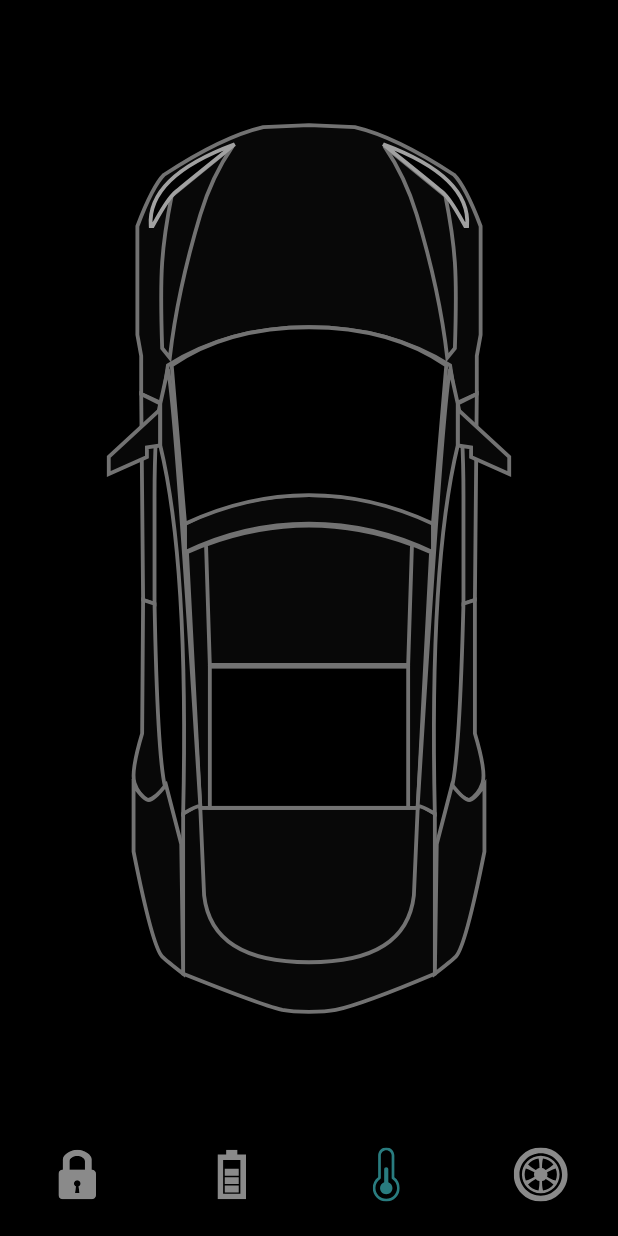
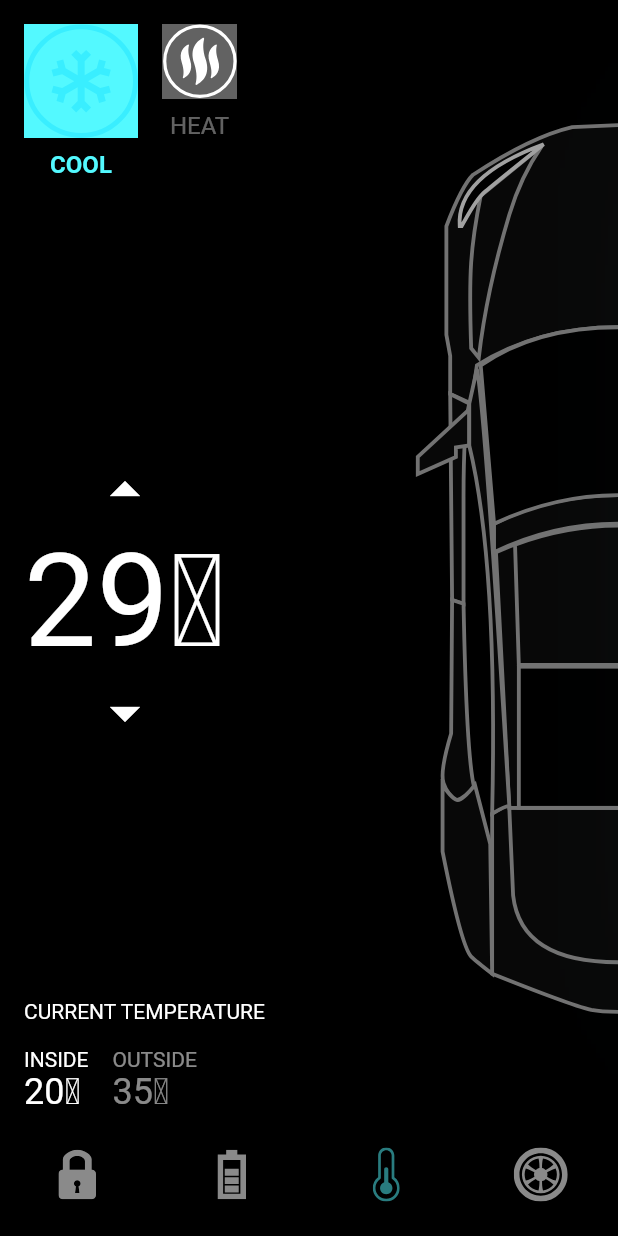
Before and after one commit to holusojivhictor/car_control_app, a Flutter app: the screen it shows after launch, item 3 of the bottom bar chosen, on a phone screen of 412 x 824 dp. Run offline on Flutter 3.47's test engine with Material 2 defaults, Android fonts, the phone set to English and light mode, and no system bars; our stand-ins replace flutter_svg.

Commit message:
New commit

```diff
--- a/lib/home_controller.dart
+++ b/lib/home_controller.dart
@@ -33,4 +33,11 @@
     isTrunkDoorLocked = !isTrunkDoorLocked;
     notifyListeners();
   }
+
+  bool isCoolSelected = true;
+
+  void updateCoolSelectedTab() {
+    isCoolSelected = !isCoolSelected;
+    notifyListeners();
+  }
 }
--- a/lib/main.dart
+++ b/lib/main.dart
@@ -18,7 +18,7 @@
         primarySwatch: Colors.blue,
         scaffoldBackgroundColor: Colors.black,
       ),
-      home: HomeScreen(),
+      home: const HomeScreen(),
     );
   }
 }
--- /dev/null
+++ b/lib/screens/components/temp_button.dart
@@ -0,0 +1,50 @@
+import 'package:flutter/material.dart';
+import 'package:flutter_svg/svg.dart';
+
+import '../../constants.dart';
+
+class TempButton extends StatelessWidget {
+  final String svgSrc, title;
+  final bool isActive;
+  final VoidCallback press;
+  final Color activeColor;
+  const TempButton({
+    required this.svgSrc,
+    required this.title,
+    this.isActive = false,
+    required this.press,
+    this.activeColor = kPrimaryColor,
+    Key? key,
+  }) : super(key: key);
+
+  @override
+  Widget build(BuildContext context) {
+    return GestureDetector(
+      onTap: press,
+      child: Column(
+        children: [
+          AnimatedContainer(
+            duration: const Duration(milliseconds: 200),
+            curve: Curves.easeInOutBack,
+            height: isActive ? 76 : 50,
+            width: isActive ? 76 : 50,
+            child: SvgPicture.asset(svgSrc),
+            color: isActive ? activeColor : Colors.white38,
+          ),
+          const SizedBox(height: kPadding / 2),
+          AnimatedDefaultTextStyle(
+            duration: const Duration(milliseconds: 200),
+            style: TextStyle(
+              fontSize: 16,
+              color: isActive ? activeColor : Colors.white38,
+              fontWeight: isActive ? FontWeight.bold : FontWeight.normal,
+            ),
+            child: Text(
+              title.toUpperCase(),
+            ),
+          ),
+        ],
+      ),
+    );
+  }
+}
--- /dev/null
+++ b/lib/screens/components/temp_details.dart
@@ -0,0 +1,99 @@
+import 'package:flutter/material.dart';
+import 'package:gigi_control_app/screens/components/temp_button.dart';
+
+import '../../constants.dart';
+import '../../home_controller.dart';
+
+class TempDetails extends StatelessWidget {
+  const TempDetails({
+    Key? key,
+    required HomeController controller,
+  }) : _controller = controller, super(key: key);
+
+  final HomeController _controller;
+
+  @override
+  Widget build(BuildContext context) {
+    return Padding(
+      padding: const EdgeInsets.all(kPadding),
+      child: Column(
+        crossAxisAlignment: CrossAxisAlignment.start,
+        children: [
+          SizedBox(
+            height: 120,
+            child: Row(
+              children: [
+                TempButton(
+                  isActive: _controller.isCoolSelected,
+                  svgSrc: "assets/icons/coolShape.svg",
+                  title: "Cool",
+                  press: _controller.updateCoolSelectedTab,
+                ),
+                const SizedBox(width: kPadding),
+                TempButton(
+                  isActive: !_controller.isCoolSelected,
+                  svgSrc: "assets/icons/heatShape.svg",
+                  title: "Heat",
+                  activeColor: kRedColor,
+                  press: _controller.updateCoolSelectedTab,
+                ),
+              ],
+            ),
+          ),
+          const Spacer(),
+          Column(
+            children: [
+              IconButton(
+                padding: EdgeInsets.zero,
+                onPressed: () {},
+                icon: const Icon(Icons.arrow_drop_up, size: 48),
+              ),
+              const Text(
+                "29" "\u2103",
+                style: TextStyle(
+                  fontSize: 86,
+                ),
+              ),
+              IconButton(
+                padding: EdgeInsets.zero,
+                onPressed: () {},
+                icon: const Icon(Icons.arrow_drop_down, size: 48),
+              ),
+            ],
+          ),
+          const Spacer(),
+          Text("Current Temperature".toUpperCase()),
+          const SizedBox(height: kPadding),
+          Row(
+            children: [
+              Column(
+                crossAxisAlignment: CrossAxisAlignment.start,
+                children: [
+                  Text("Inside".toUpperCase()),
+                  Text(
+                    "20" "\u2103",
+                    style: Theme.of(context).textTheme.headline5,
+                  ),
+                ],
+              ),
+              const SizedBox(width: kPadding),
+              Column(
+                crossAxisAlignment: CrossAxisAlignment.start,
+                children: [
+                  Text(
+                    "Outside".toUpperCase(),
+                    style: const TextStyle(color: Colors.white54),
+                  ),
+                  Text(
+                    "35" "\u2103",
+                    style: Theme.of(context).textTheme.headline5!.copyWith(color: Colors.white54),
+                  ),
+                ],
+              ),
+            ],
+          ),
+        ],
+      ),
+    );
+  }
+}
--- a/lib/screens/home_screen.dart
+++ b/lib/screens/home_screen.dart
@@ -7,6 +7,7 @@
 import 'components/battery_status.dart';
 import 'components/bottom_navigation_bar.dart';
 import 'components/door_lock.dart';
+import 'components/temp_details.dart';
 
 class HomeScreen extends StatefulWidget {
   const HomeScreen({Key? key}) : super(key: key);
@@ -15,12 +16,17 @@
   State<HomeScreen> createState() => _HomeScreenState();
 }
 
-class _HomeScreenState extends State<HomeScreen> with SingleTickerProviderStateMixin{
+class _HomeScreenState extends State<HomeScreen> with TickerProviderStateMixin{
   final HomeController _controller = HomeController();
 
   late AnimationController _batteryAnimationController;
   late Animation<double> _animationBattery;
   late Animation<double> _animationBatteryStatus;
+
+  late AnimationController _tempAnimationController;
+  late Animation<double> _animationCarShift;
+  late Animation<double> _animationTempShowInfo;
+  late Animation<double> _animationCoolGlow;
 
   void setupBatteryAnimation() {
     _batteryAnimationController = AnimationController(
@@ -39,22 +45,46 @@
     );
   }
 
+  void setupTempAnimation() {
+    _tempAnimationController = AnimationController(
+      vsync: this,
+      duration: const Duration(milliseconds: 1500),
+    );
+
+    _animationCarShift = CurvedAnimation(
+      parent: _tempAnimationController,
+      curve: const Interval(0.2, 0.4),
+    );
+
+    _animationTempShowInfo = CurvedAnimation(
+      parent: _tempAnimationController,
+      curve: const Interval(0.45, 0.65),
+    );
+
+    _animationCoolGlow = CurvedAnimation(
+      parent: _tempAnimationController,
+      curve: const Interval(0.7, 1),
+    );
+  }
+
   @override
   void initState() {
     setupBatteryAnimation();
+    setupTempAnimation();
     super.initState();
   }
 
   @override
   void dispose() {
     _batteryAnimationController.dispose();
+    _tempAnimationController.dispose();
     super.dispose();
   }
 
   @override
   Widget build(BuildContext context) {
     return AnimatedBuilder(
-      animation: Listenable.merge([_controller, _batteryAnimationController]),
+      animation: Listenable.merge([_controller, _batteryAnimationController, _tempAnimationController]),
       builder: (context, _) {
         return Scaffold(
           bottomNavigationBar: CustomBottomNavigationBar(
@@ -63,6 +93,12 @@
                 _batteryAnimationController.forward();
               } else if (_controller.selectedBottomTab == 1 && index != 1) {
                 _batteryAnimationController.reverse(from: 0.7);
+              }
+
+              if (index == 2) {
+                _tempAnimationController.forward();
+              } else if (_controller.selectedBottomTab == 2 && index != 2) {
+                _tempAnimationController.reverse(from: 0.4);
               }
               _controller.onBottomNavigationBarChange(index);
             },
@@ -74,9 +110,18 @@
                 return Stack(
                   alignment: Alignment.center,
                   children: [
-                    Padding(
-                      padding: EdgeInsets.symmetric(vertical: constraints.maxHeight * 0.1),
-                      child: SvgPicture.asset("assets/icons/Car.svg", width: double.infinity),
+                    SizedBox(
+                      height: constraints.maxHeight,
+                      width: constraints.maxWidth,
+                    ),
+                    Positioned(
+                      left: constraints.maxWidth / 2 * _animationCarShift.value,
+                      height: constraints.maxHeight,
+                      width: constraints.maxWidth,
+                      child: Padding(
+                        padding: EdgeInsets.symmetric(vertical: constraints.maxHeight * 0.1),
+                        child: SvgPicture.asset("assets/icons/Car.svg", width: double.infinity),
+                      ),
                     ),
                     AnimatedPositioned(
                       duration: kDuration,
@@ -149,6 +194,35 @@
                         child: BatteryStatus(constraints: constraints),
                       ),
                     ),
+
+                    // Temperature
+                    Positioned(
+                      height: constraints.maxHeight,
+                      width: constraints.maxWidth,
+                      top: 60 * (1 - _animationTempShowInfo.value),
+                      child: Opacity(
+                        opacity: _animationTempShowInfo.value,
+                        child: TempDetails(
+                          controller: _controller,
+                        ),
+                      ),
+                    ),
+                    Positioned(
+                      right: -180 * (1 - _animationCoolGlow.value),
+                      child: AnimatedSwitcher(
+                        duration: kDuration,
+                        child: _controller.isCoolSelected
+                            ? Image.asset(
+                            "assets/images/Cool_glow_2.png",
+                            key: UniqueKey(),
+                            width: 200)
+                            : Image.asset(
+                            "assets/images/Hot_glow_4.png",
+                            key: UniqueKey(),
+                            width: 200
+                        )
+                      ),
+                    ),
                   ],
                 );
               }
```
